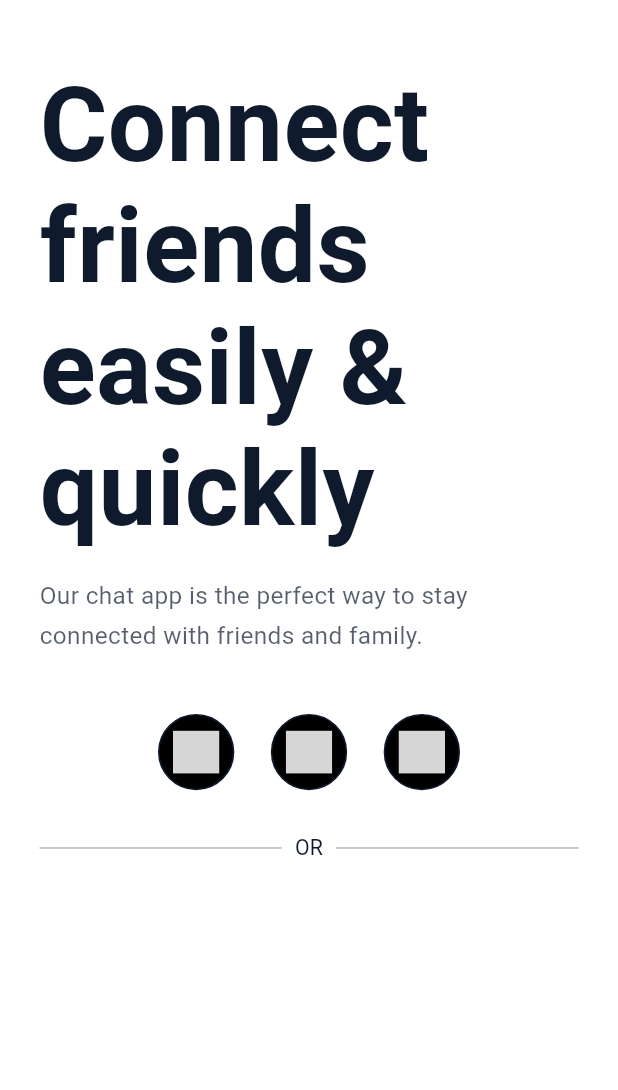
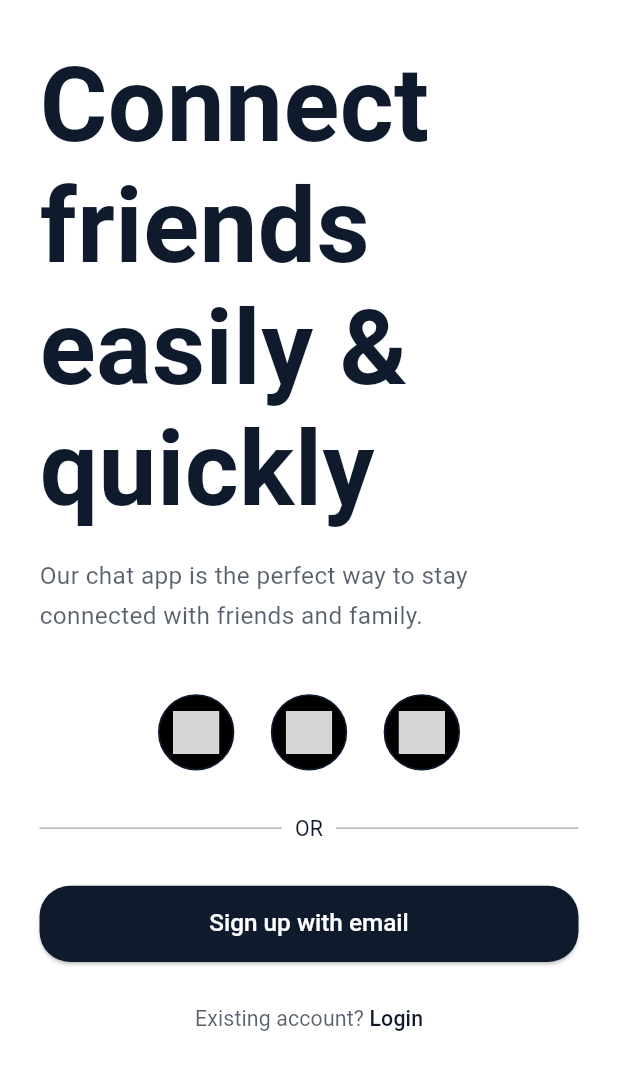
Before and after one commit to EsAm1973/ChatBox-App, a Flutter app: the screen it shows after launch, on a phone screen of 412 x 824 dp, the part 54-1144 px from its top. Run offline on Flutter 3.47's test engine with Material 3 defaults, Android fonts, the light colour scheme and no system bars; our stand-ins replace flutter_screenutil, go_router; missing offline and left inert: svg_flutter; Roboto replaces fonts that are missing (Caros, Circular Std); statements that could not run were skipped; grey boxes are pictures that could not be loaded.

Commit message:
Add CustomBottom widget and integrate it into OnboardViewBody layout

```diff
--- a/lib/Core/widgets/custom_bottom.dart
+++ b/lib/Core/widgets/custom_bottom.dart
@@ -0,0 +1,41 @@
+import 'package:chatbox/Core/utils/app_text_styles.dart';
+import 'package:flutter/material.dart';
+import 'package:flutter_screenutil/flutter_screenutil.dart';
+
+class CustomBottom extends StatelessWidget {
+  const CustomBottom({
+    super.key,
+    required this.text,
+    required this.backgroundColor,
+    required this.textColor,
+    required this.onTap,
+  });
+  final String text;
+  final Color backgroundColor;
+  final Color textColor;
+  final VoidCallback onTap;
+  @override
+  Widget build(BuildContext context) {
+    return SizedBox(
+      width: double.infinity,
+      height: 50.h,
+      child: ElevatedButton(
+        onPressed: onTap,
+        style: ElevatedButton.styleFrom(
+          foregroundColor: textColor,
+          backgroundColor: backgroundColor,
+          padding: EdgeInsets.symmetric(horizontal: 40.w, vertical: 15.h),
+          shape: RoundedRectangleBorder(
+            borderRadius: BorderRadius.circular(20.r),
+          ),
+        ),
+        child: Text(
+          text,
+          style: AppTextStyles.semiBold16.copyWith(
+            color: Theme.of(context).colorScheme.onPrimary,
+          ),
+        ),
+      ),
+    );
+  }
+}
--- /dev/null
+++ b/lib/Features/onboarding/presentation/views/widgets/login_row.dart
@@ -0,0 +1,29 @@
+import 'package:chatbox/Core/utils/app_text_styles.dart';
+import 'package:flutter/material.dart';
+
+class LoginRow extends StatelessWidget {
+  const LoginRow({super.key, required this.onTap});
+  final VoidCallback onTap;
+  @override
+  Widget build(BuildContext context) {
+    return Row(
+      mainAxisAlignment: MainAxisAlignment.center,
+      children: [
+        Text(
+          'Existing account? ',
+          style: AppTextStyles.regular14.copyWith(
+            color: Theme.of(
+              context,
+            ).colorScheme.onSurface.withValues(alpha: 0.7),
+          ),
+        ),
+        GestureDetector(
+          onTap: onTap,
+          child: Text('Login', style: AppTextStyles.semiBold14.copyWith(
+            color: Theme.of(context).colorScheme.primary,
+          )),
+        ),
+      ],
+    );
+  }
+}
--- a/lib/Features/onboarding/presentation/views/widgets/onboard_view_body.dart
+++ b/lib/Features/onboarding/presentation/views/widgets/onboard_view_body.dart
@@ -1,4 +1,6 @@
 import 'package:chatbox/Core/utils/app_text_styles.dart';
+import 'package:chatbox/Core/widgets/custom_bottom.dart';
+import 'package:chatbox/Features/onboarding/presentation/views/widgets/login_row.dart';
 import 'package:chatbox/Features/onboarding/presentation/views/widgets/onboard_socialmedia_login.dart';
 import 'package:chatbox/Features/onboarding/presentation/views/widgets/or_divider.dart';
 import 'package:chatbox/Features/onboarding/presentation/views/widgets/welcome_app_bar.dart';
@@ -16,8 +18,11 @@ class OnboardViewBody extends StatelessWidget {
         child: Column(
           children: [
             WelcomeAppBar(),
-            SizedBox(height: 43.h),
-            Text('Connect friends easily & quickly', style: AppTextStyles.bold68),
+            SizedBox(height: 30.h),
+            Text(
+              'Connect friends easily & quickly',
+              style: AppTextStyles.bold68,
+            ),
             SizedBox(height: 16.h),
             Text(
               'Our chat app is the perfect way to stay connected with friends and family.',
@@ -31,6 +36,16 @@ class OnboardViewBody extends StatelessWidget {
             OnboardSocialMediaLogin(),
             SizedBox(height: 30.h),
             OrDivider(),
+            SizedBox(height: 30.h),
+            CustomBottom(
+              text: 'Sign up with email',
+              backgroundColor: Theme.of(context).colorScheme.primary,
+              textColor: Theme.of(context).colorScheme.onPrimary,
+              onTap: () {},
+            ),
+            SizedBox(height: 30.h),
+            LoginRow(onTap: () {}),
+            SizedBox(height: 30.h),
           ],
         ),
       ),
```
